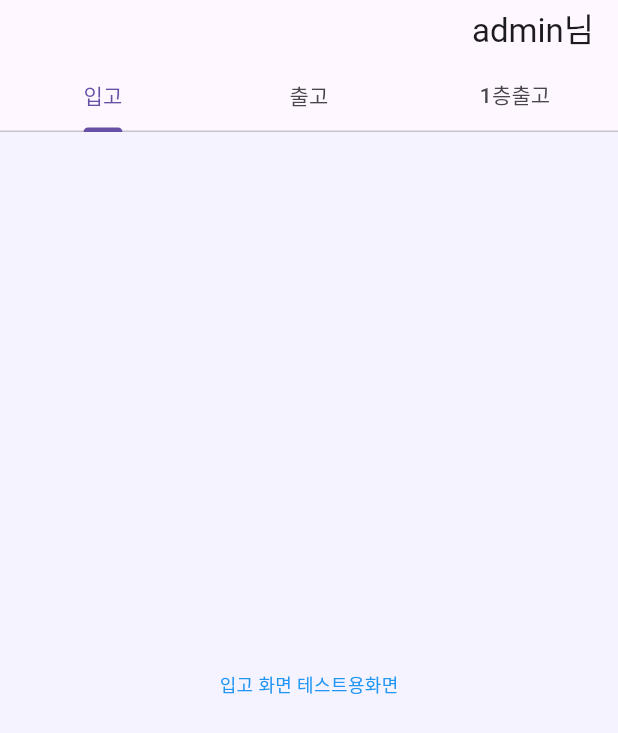
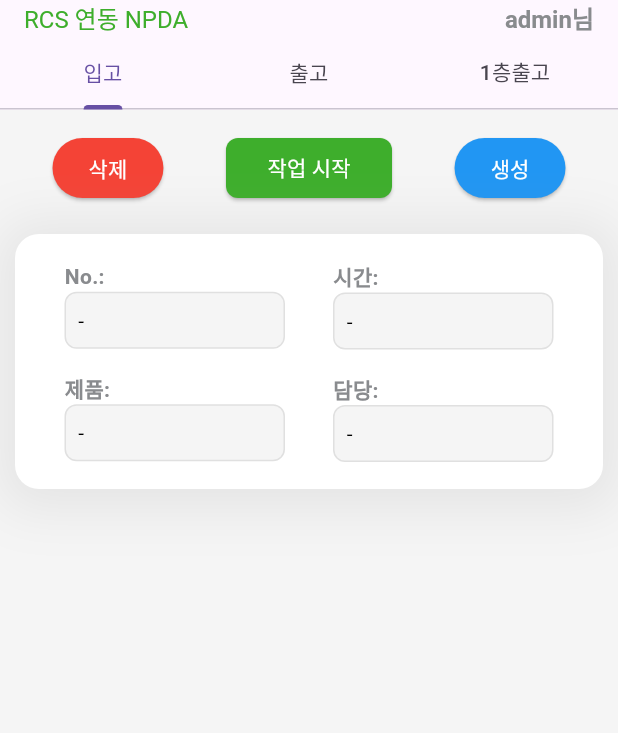
Before and after one commit to Jeihn-Choe/npda_ui, a Flutter app: the screen it shows after launch, after a tap on "로그인", on a phone screen of 412 x 824 dp. Shown: the top 733 px of the screen. Run offline on Flutter 3.47's test engine with Material 3 defaults, Android fonts, the phone set to English and light mode, and no system bars; our stand-ins replace dio, flutter_riverpod, go_router.

Commit message:
inboundScreen 진행중

```diff
--- a/lib/core/routes/router.dart
+++ b/lib/core/routes/router.dart
@@ -1,5 +1,6 @@
 import 'package:flutter/material.dart';
 import 'package:go_router/go_router.dart';
+import 'package:npda_ui_flutter/features/inbound/presentation/inbound_screen.dart';
 import 'package:npda_ui_flutter/features/login/presentation/login_screen.dart';
 
 import '../../features/splash/presentation/splash_screen.dart';
@@ -28,8 +29,7 @@ final router = GoRouter(
             GoRoute(
               path: '/inbound',
               // TODO: 실제 입고 시 위젯으로 화면변경
-              builder: (context, state) =>
-                  const _PlaceholderScreen(title: '입고 화면', color: Colors.blue),
+              builder: (context, state) => InboundScreen(),
             ),
           ],
         ),
--- a/lib/features/inbound/presentation/inbound_screen.dart
+++ b/lib/features/inbound/presentation/inbound_screen.dart
@@ -1,9 +1,133 @@
-import 'package:flutter/src/widgets/framework.dart';
+import 'package:flutter/material.dart';
 import 'package:flutter_riverpod/flutter_riverpod.dart';
+import 'package:npda_ui_flutter/core/constants/colors.dart';
 
-class inboundScreen extends ConsumerWidget {
+class InboundScreen extends ConsumerWidget {
+  const InboundScreen({super.key});
+
   @override
   Widget build(BuildContext context, WidgetRef ref) {
-    throw UnimplementedError();
+    return Container(
+      color: Colors.grey.shade100,
+      child: Padding(
+        padding: EdgeInsets.fromLTRB(10, 5, 10, 5),
+        child: Column(
+          children: [
+            /// 상단 버튼 바
+            Container(
+              padding: EdgeInsets.fromLTRB(25, 10, 25, 10),
+              child: Row(
+                mainAxisAlignment: MainAxisAlignment.spaceBetween,
+
+                /// TODO: 삭제, 작업시작, 생성 버튼 (기능 구현 시 연결)
+                children: [
+                  ElevatedButton(
+                    onPressed: () {},
+                    style: ElevatedButton.styleFrom(
+                      backgroundColor: Colors.red,
+                      foregroundColor: Colors.white,
+                    ),
+                    child: Text('삭제'),
+                  ),
+                  ElevatedButton(
+                    onPressed: () {},
+                    style: ElevatedButton.styleFrom(
+                      backgroundColor: AppColors.celltrionGreen,
+                      foregroundColor: AppColors.white,
+                      shape: RoundedRectangleBorder(
+                        borderRadius: BorderRadius.circular(8),
+                      ),
+                    ),
+                    child: Text(' 작업 시작 '),
+                  ),
+                  ElevatedButton(
+                    onPressed: () {},
+                    style: ElevatedButton.styleFrom(
+                      backgroundColor: Colors.blue.shade500,
+                      foregroundColor: Colors.white,
+                    ),
+                    child: Text('생성'),
+                  ),
+                ],
+              ),
+            ),
+
+            SizedBox(height: 10),
+
+            /// 중앙 오더 상세 표시
+            Container(
+              width: double.infinity,
+              padding: EdgeInsets.fromLTRB(25, 10, 25, 10),
+              decoration: BoxDecoration(
+                color: Colors.white,
+                borderRadius: BorderRadius.circular(16),
+                boxShadow: [
+                  BoxShadow(
+                    color: Colors.grey.withAlpha(50),
+                    spreadRadius: 10,
+                    blurRadius: 30,
+                    offset: Offset(0, 3),
+                  ),
+                ],
+              ),
+              child: Row(
+                mainAxisAlignment: MainAxisAlignment.spaceBetween,
+                children: [
+                  Expanded(
+                    child: Column(
+                      children: [_buildInfoField('No.'), _buildInfoField('제품')],
+                    ),
+                  ),
+                  SizedBox(width: 16),
+                  Expanded(
+                    child: Column(
+                      children: [_buildInfoField('시간'), _buildInfoField('담당')],
+                    ),
+                  ),
+                ],
+              ),
+            ),
+          ],
+        ),
+      ),
+    );
+  }
+
+  _buildInfoField(String fieldName, [String? fieldValue]) {
+    return Padding(
+      padding: EdgeInsets.all(8),
+      child: Column(
+        crossAxisAlignment: CrossAxisAlignment.start,
+        children: [
+          Text(
+            textAlign: TextAlign.left,
+            '$fieldName: ',
+            style: TextStyle(
+              fontSize: 14,
+              color: AppColors.darkGrey,
+              fontWeight: FontWeight.bold,
+            ),
+          ),
+          Container(
+            width: double.infinity,
+            padding: EdgeInsets.all(8),
+            decoration: BoxDecoration(
+              border: Border.all(color: AppColors.grey300),
+              borderRadius: BorderRadius.circular(8),
+              color: AppColors.grey100,
+            ),
+            child: Text(
+              textAlign: TextAlign.left,
+              fieldValue ?? '-',
+              style: TextStyle(
+                fontSize: 14,
+                color: AppColors.black,
+                fontWeight: FontWeight.normal,
+              ),
+            ),
+          ),
+        ],
+      ),
+    );
   }
 }
--- a/lib/features/splash/presentation/splash_screen.dart
+++ b/lib/features/splash/presentation/splash_screen.dart
@@ -25,7 +25,7 @@ class _SplashScreenState extends State<SplashScreen> {
   void initState() {
     super.initState();
 
-    // 위젯이 빌드된 이후에 초기화 로직을 실행
+    /// 위젯이 빌드된 이후에 초기화 로직을 실행
     WidgetsBinding.instance.addPostFrameCallback((_) {
       _initializeApp();
     });
--- a/lib/presentation/main_shell.dart
+++ b/lib/presentation/main_shell.dart
@@ -1,6 +1,7 @@
 import 'package:flutter/material.dart';
 import 'package:flutter_riverpod/flutter_riverpod.dart';
 import 'package:go_router/go_router.dart';
+import 'package:npda_ui_flutter/core/constants/colors.dart';
 
 import '../features/login/presentation/login_viewmodel.dart';
 
@@ -17,10 +18,27 @@ class MainShell extends ConsumerWidget {
       length: (3),
       child: Scaffold(
         appBar: AppBar(
-          toolbarHeight: 40,
+          toolbarHeight: 25,
           title: Row(
-            mainAxisAlignment: MainAxisAlignment.end,
-            children: [Text('${loginState.userId} ${loginState.userName}님')],
+            mainAxisAlignment: MainAxisAlignment.spaceBetween,
+            children: [
+              Text(
+                style: TextStyle(
+                  color: AppColors.celltrionGreen,
+                  fontWeight: FontWeight.normal,
+                  fontSize: 16,
+                ),
+                'RCS 연동 NPDA',
+              ),
+              Text(
+                style: TextStyle(
+                  color: AppColors.darkGrey,
+                  fontWeight: FontWeight.bold,
+                  fontSize: 16,
+                ),
+                '${loginState.userId} ${loginState.userName}님',
+              ),
+            ],
           ),
           bottom: TabBar(
             tabs: [
```
Also changed, not shown: .claude/settings.local.json.
